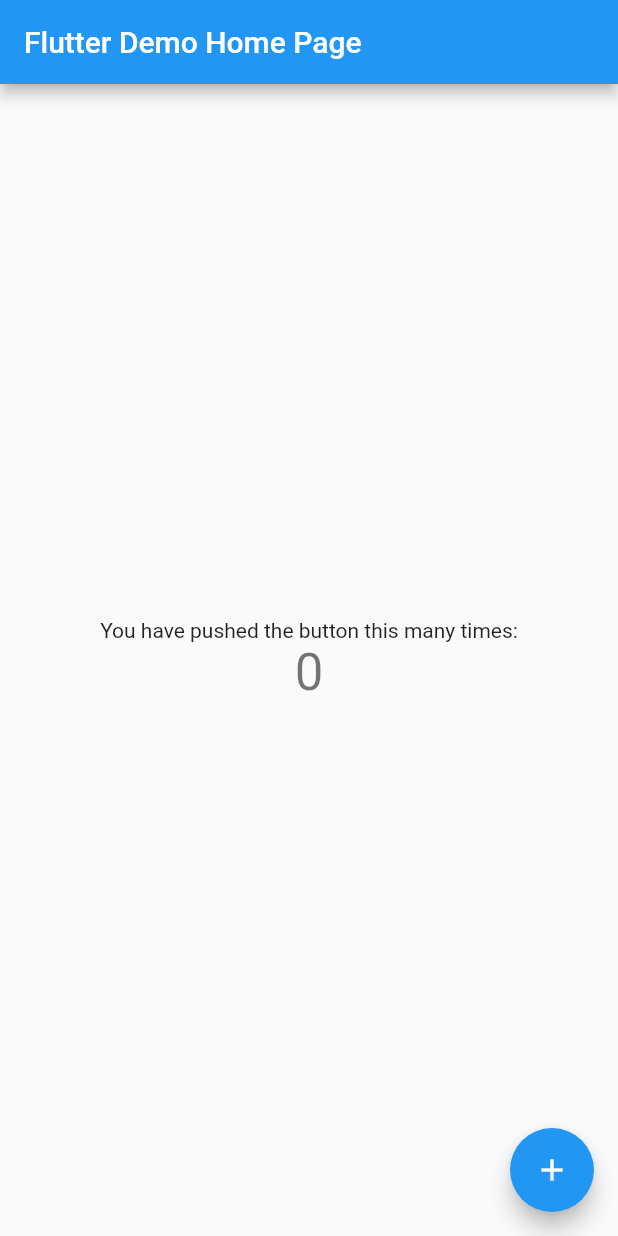
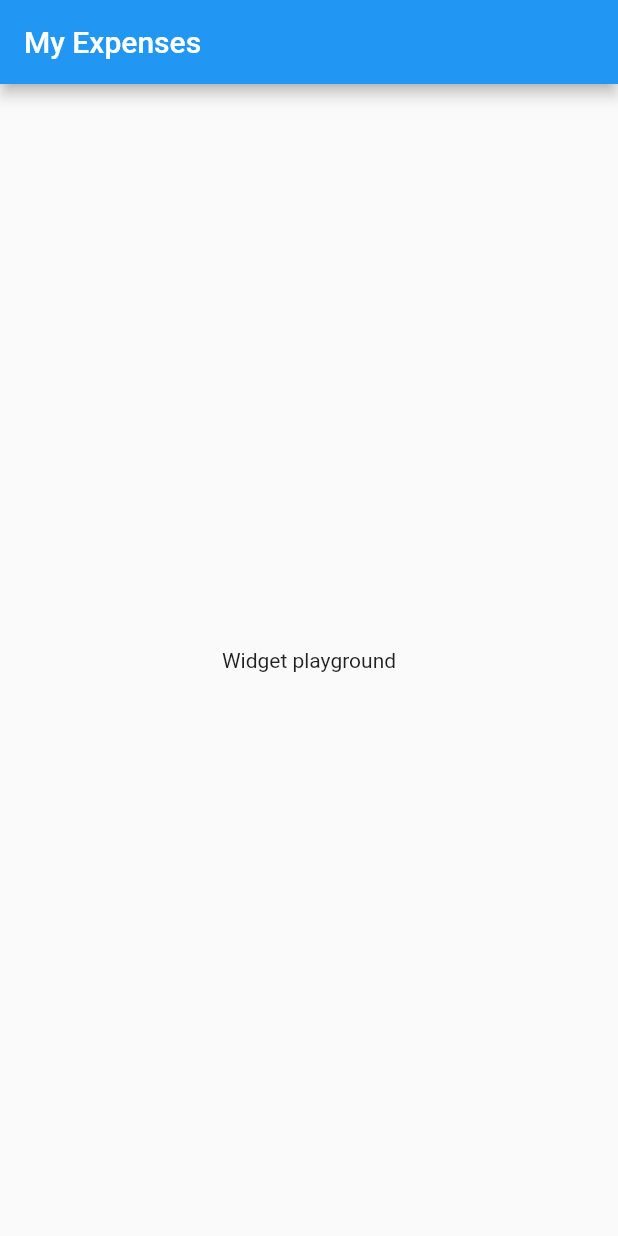
Before and after one commit to mkrosnicki/MyExpenses, a Flutter app: the screen it shows after launch, on a phone screen of 412 x 824 dp. Run offline on Flutter 3.47's test engine with Material 2 defaults, Android fonts, the phone set to English and light mode, and no system bars.

Commit message:
initial cleanup

```diff
--- a/lib/main.dart
+++ b/lib/main.dart
@@ -11,19 +11,7 @@ class MyApp extends StatelessWidget {
     return MaterialApp(
       title: 'Flutter Demo',
       theme: ThemeData(
-        // This is the theme of your application.
-        //
-        // Try running your application with "flutter run". You'll see the
-        // application has a blue toolbar. Then, without quitting the app, try
-        // changing the primarySwatch below to Colors.green and then invoke
-        // "hot reload" (press "r" in the console where you ran "flutter run",
-        // or simply save your changes to "hot reload" in a Flutter IDE).
-        // Notice that the counter didn't reset back to zero; the application
-        // is not restarted.
         primarySwatch: Colors.blue,
-        // This makes the visual density adapt to the platform that you run
-        // the app on. For desktop platforms, the controls will be smaller and
-        // closer together (more dense) than on mobile platforms.
         visualDensity: VisualDensity.adaptivePlatformDensity,
       ),
       home: MyHomePage(title: 'Flutter Demo Home Page'),
@@ -31,87 +19,25 @@ class MyApp extends StatelessWidget {
   }
 }
 
-class MyHomePage extends StatefulWidget {
+class MyHomePage extends StatelessWidget {
   MyHomePage({Key key, this.title}) : super(key: key);
-
-  // This widget is the home page of your application. It is stateful, meaning
-  // that it has a State object (defined below) that contains fields that affect
-  // how it looks.
-
-  // This class is the configuration for the state. It holds the values (in this
-  // case the title) provided by the parent (in this case the App widget) and
-  // used by the build method of the State. Fields in a Widget subclass are
-  // always marked "final".
 
   final String title;
 
   @override
-  _MyHomePageState createState() => _MyHomePageState();
-}
-
-class _MyHomePageState extends State<MyHomePage> {
-  int _counter = 0;
-
-  void _incrementCounter() {
-    setState(() {
-      // This call to setState tells the Flutter framework that something has
-      // changed in this State, which causes it to rerun the build method below
-      // so that the display can reflect the updated values. If we changed
-      // _counter without calling setState(), then the build method would not be
-      // called again, and so nothing would appear to happen.
-      _counter++;
-    });
-  }
-
-  @override
   Widget build(BuildContext context) {
-    // This method is rerun every time setState is called, for instance as done
-    // by the _incrementCounter method above.
-    //
-    // The Flutter framework has been optimized to make rerunning build methods
-    // fast, so that you can just rebuild anything that needs updating rather
-    // than having to individually change instances of widgets.
     return Scaffold(
       appBar: AppBar(
-        // Here we take the value from the MyHomePage object that was created by
-        // the App.build method, and use it to set our appbar title.
-        title: Text(widget.title),
+        title: Text('My Expenses'),
       ),
       body: Center(
-        // Center is a layout widget. It takes a single child and positions it
-        // in the middle of the parent.
         child: Column(
-          // Column is also a layout widget. It takes a list of children and
-          // arranges them vertically. By default, it sizes itself to fit its
-          // children horizontally, and tries to be as tall as its parent.
-          //
-          // Invoke "debug painting" (press "p" in the console, choose the
-          // "Toggle Debug Paint" action from the Flutter Inspector in Android
-          // Studio, or the "Toggle Debug Paint" command in Visual Studio Code)
-          // to see the wireframe for each widget.
-          //
-          // Column has various properties to control how it sizes itself and
-          // how it positions its children. Here we use mainAxisAlignment to
-          // center the children vertically; the main axis here is the vertical
-          // axis because Columns are vertical (the cross axis would be
-          // horizontal).
           mainAxisAlignment: MainAxisAlignment.center,
           children: <Widget>[
-            Text(
-              'You have pushed the button this many times:',
-            ),
-            Text(
-              '$_counter',
-              style: Theme.of(context).textTheme.headline4,
-            ),
+            Text('Widget playground'),
           ],
         ),
       ),
-      floatingActionButton: FloatingActionButton(
-        onPressed: _incrementCounter,
-        tooltip: 'Increment',
-        child: Icon(Icons.add),
-      ), // This trailing comma makes auto-formatting nicer for build methods.
     );
   }
 }
```
